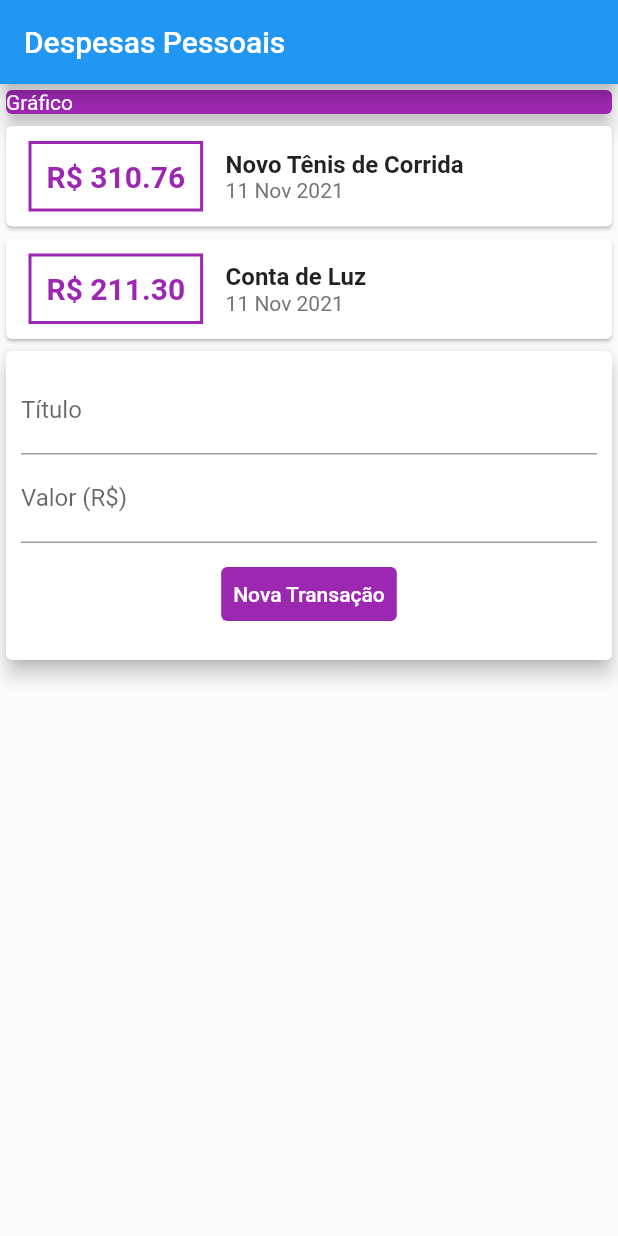
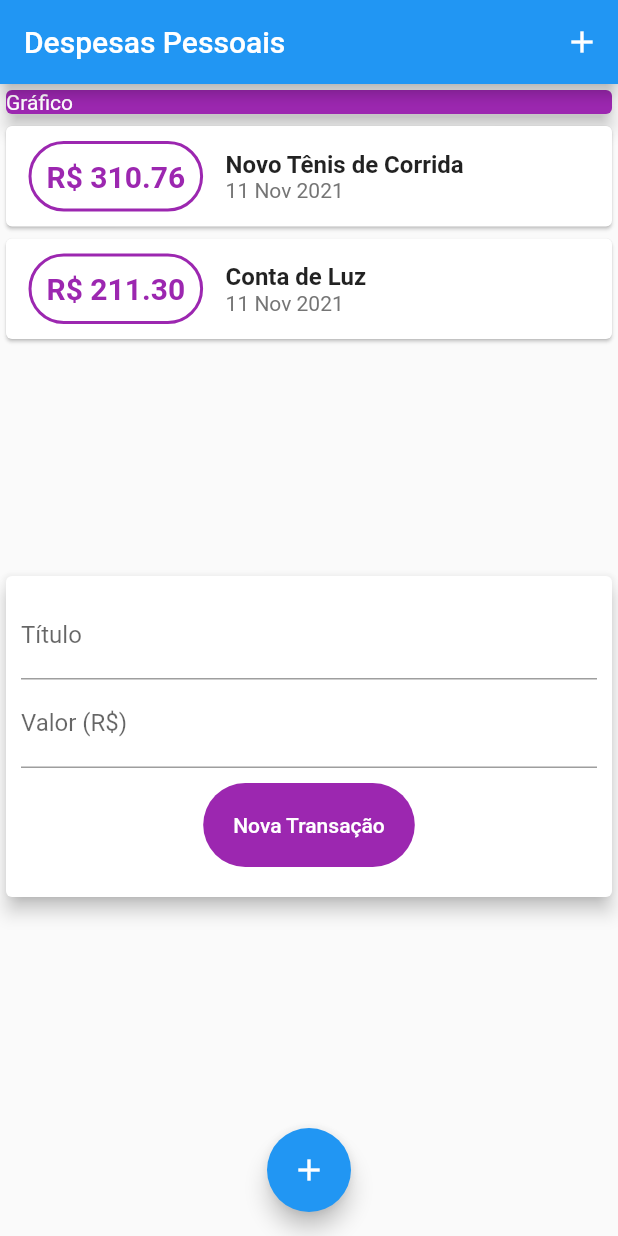
Before and after one commit to rayssasandrade/expenses, a Flutter app: the screen it shows after launch, after a tap on "Nova Transação", on a phone screen of 412 x 824 dp. Run offline on Flutter 3.47's test engine with Material 2 defaults, Android fonts, the phone set to English and light mode, and no system bars.

Commit message:
inserindo botão flutuante e chamando função de adicionar

```diff
--- a/lib/components/transaction_list.dart
+++ b/lib/components/transaction_list.dart
@@ -2,16 +2,19 @@ import 'package:flutter/material.dart';
 import '../model/Transaction.dart';
 import 'package:intl/intl.dart';
 
-class TransactionList extends StatelessWidget{
+class TransactionList extends StatelessWidget {
+  final List<Transaction> transactions;
 
-  final List<Transaction> transections;
-
-  TransactionList(this.transections);
+  TransactionList(this.transactions);
 
   @override
   Widget build(BuildContext context) {
-    return Column(
-            children: transections.map((tr) {
+    return Container(
+      height: 300,
+      child: ListView.builder(
+        itemCount: transactions.length,
+        itemBuilder: (ctx, index) {
+          final tr = transactions[index];
           return Card(
             child: Row(
               children: <Widget>[
@@ -25,6 +28,7 @@ class TransactionList extends StatelessWidget{
                       color: Colors.purple,
                       width: 2,
                     ),
+                    borderRadius: BorderRadius.circular(50),
                   ),
                   padding: EdgeInsets.all(10),
                   child: Text(
@@ -57,8 +61,8 @@ class TransactionList extends StatelessWidget{
               ],
             ),
           );
-            }).toList(),
+        },
+      ),
     );
   }
-
 }
--- a/lib/components/transaction_user.dart
+++ b/lib/components/transaction_user.dart
@@ -1,3 +1,5 @@
+
+import 'dart:math';
 
 import '../model/Transaction.dart';
 import 'package:flutter/cupertino.dart';
@@ -25,12 +27,22 @@ class _TransactionUserState extends State<TransactionUser>{
     ),
   ];
 
+  _addTransaction(String title, double value){
+    final newTransaction = Transaction(
+      id: Random().nextDouble().toString(), title: title, value: value, date: DateTime.now()
+    );
+
+    setState(() {
+      _transactions.add(newTransaction);
+    });
+  }
+
   @override
   Widget build(BuildContext context) {
     return Column(
       children: [
         TransactionList(_transactions),
-        TransactionForm(),
+        TransactionForm(_addTransaction),
       ],
     );
   }
--- a/lib/components/transactions_form.dart
+++ b/lib/components/transactions_form.dart
@@ -4,6 +4,21 @@ class TransactionForm extends StatelessWidget{
 
   final titleController = TextEditingController();
   final valueController = TextEditingController();
+
+  final void Function(String, double) onSubmit;
+
+  TransactionForm(this.onSubmit);
+
+  _submitForm(){
+    final title = titleController.text;
+    final value = double.tryParse(valueController.text) ?? 0.0;
+
+    if(title.isEmpty || value <= 0){
+      return;
+    }
+
+    onSubmit(title, value);
+  }
 
   @override
   Widget build(BuildContext context) {
@@ -15,12 +30,15 @@ class TransactionForm extends StatelessWidget{
           children: <Widget>[
             TextField(
               controller: titleController,
+              onSubmitted: (_) => _submitForm(),
               decoration: InputDecoration(
                 labelText: 'Título',
               ),
             ),
             TextField(
               controller: valueController,
+              keyboardType: TextInputType.numberWithOptions(decimal: true),
+              onSubmitted: (_) => _submitForm(),
               decoration: InputDecoration(
                 labelText: 'Valor (R\$)',
               ),
@@ -37,11 +55,10 @@ class TransactionForm extends StatelessWidget{
                     ),
                     style: TextButton.styleFrom(
                       backgroundColor: Colors.purple,
+                      padding: EdgeInsets.all(20),
+                      shape: StadiumBorder(),
                     ),
-                    onPressed: () {
-                      print(titleController.text);
-                      print(valueController.text);
-                    },
+                    onPressed: _submitForm,
                   ),
                 )
               ],
--- a/lib/main.dart
+++ b/lib/main.dart
@@ -17,8 +17,15 @@ class MyHomePage extends StatelessWidget {
     return Scaffold(
       appBar: AppBar(
         title: Text('Despesas Pessoais'),
+        actions: [
+          IconButton(
+            icon: Icon(Icons.add),
+            onPressed: () {},
+          )
+        ],
       ),
-      body: Column(
+      body: SingleChildScrollView(
+        child: Column(
           crossAxisAlignment: CrossAxisAlignment.stretch,
           children: <Widget>[
             Container(
@@ -34,6 +41,12 @@ class MyHomePage extends StatelessWidget {
             TransactionUser(),
           ],
         ),
+      ),
+      floatingActionButton: FloatingActionButton(
+        child: Icon(Icons.add),
+        onPressed: () {},
+      ),
+      floatingActionButtonLocation: FloatingActionButtonLocation.centerFloat,
     );
   }
 }
```
Lines whose indentation alone changed are shown as unchanged.
